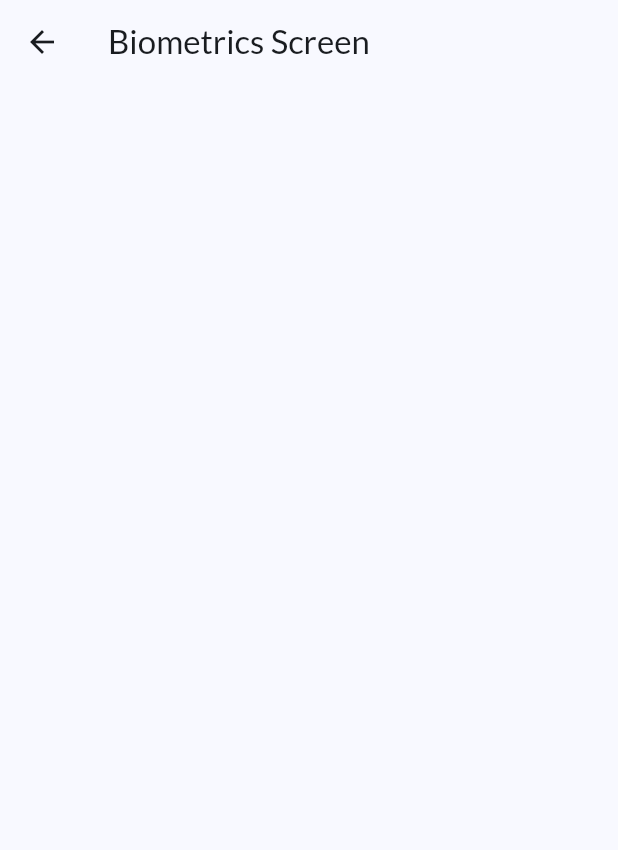
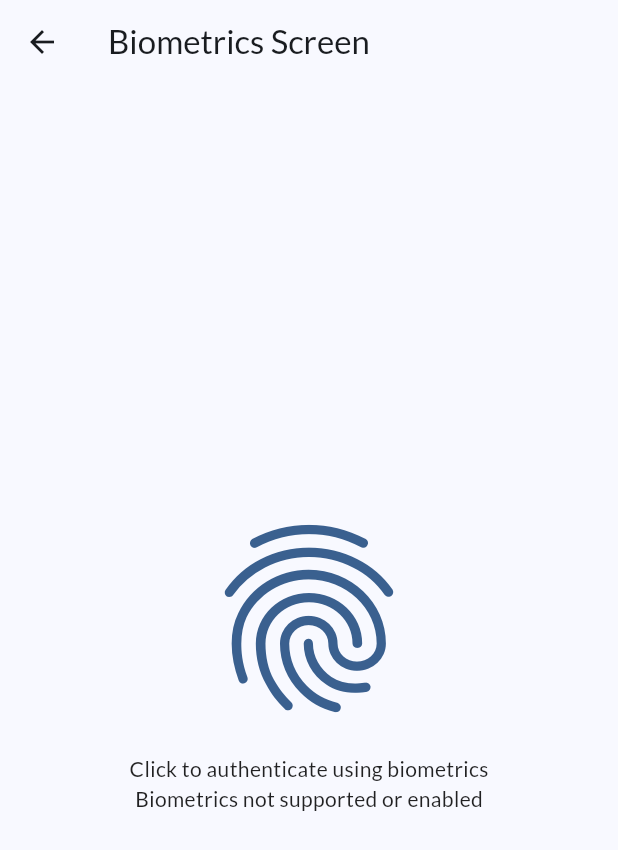
Before and after one commit to michaelfantozzi123/PocFlutter, a Flutter app: the BiometricsScreen screen opened directly, on a phone screen of 412 x 824 dp. Shown: the top 850 px of the screen. Run offline on Flutter 3.47's test engine with Material 2 defaults, Android fonts, the light colour scheme and no system bars; our stand-ins replace google_fonts, local_auth; missing offline and left inert: local_auth_android, local_auth_ios, mobile_scanner, nfc_manager; network calls fail.

Commit message:
Biometrics

```diff
--- a/poc_flutter/lib/screens/biometrics_screen.dart
+++ b/poc_flutter/lib/screens/biometrics_screen.dart
@@ -1,4 +1,8 @@
 import 'package:flutter/material.dart';
+import 'package:local_auth/local_auth.dart';
+import 'package:local_auth_android/local_auth_android.dart';
+import 'package:local_auth_ios/local_auth_ios.dart';
+import 'package:poc_flutter/screens/biometrics_value_screen.dart';
 
 class BiometricsScreen extends StatefulWidget {
   const BiometricsScreen({super.key});
@@ -8,12 +12,57 @@ class BiometricsScreen extends StatefulWidget {
 }
 
 class _BiometricsScreenState extends State<BiometricsScreen> {
+  final LocalAuthentication auth = LocalAuthentication();
+  bool canCheckBiometrics = false;
+  bool authenticated = false;
+
+  void _authenticate() async {
+    try {
+      authenticated = await auth.authenticate(
+          localizedReason: 'Please authenticate to show account balance',
+          options: const AuthenticationOptions(
+              useErrorDialogs: false, stickyAuth: true));
+
+      if (authenticated) {
+        if (context.mounted) {
+          Navigator.of(context).push(MaterialPageRoute(
+              builder: (context) => const BiometricsValueScreen()));
+        }
+      }
+    } catch (e) {
+      debugPrint("error using biometric auth: $e");
+    }
+
+    debugPrint("authenticated: $authenticated");
+  }
+
   @override
   Widget build(BuildContext context) {
     return Scaffold(
       appBar: AppBar(
         title: const Text("Biometrics Screen"),
       ),
+      body: Column(
+        mainAxisAlignment: MainAxisAlignment.center,
+        children: [
+          Center(
+            child: Icon(
+              Icons.fingerprint,
+              color: Theme.of(context).primaryColor,
+              size: 150,
+            ),
+          ),
+          const SizedBox(height: 16),
+          const Text("Click to authenticate using biometrics"),
+          FutureBuilder<bool>(
+            future: auth.canCheckBiometrics,
+            builder: (context, value) => value.data == false
+                ? const Text("Biometrics not supported or enabled")
+                : ElevatedButton(
+                    onPressed: _authenticate, child: const Text("Auth")),
+          ),
+        ],
+      ),
     );
   }
 }
```
Also changed, not shown: poc_flutter/lib/screens/biometrics_value_screen.dart (added, +30 -0 lines), 1 other file.
